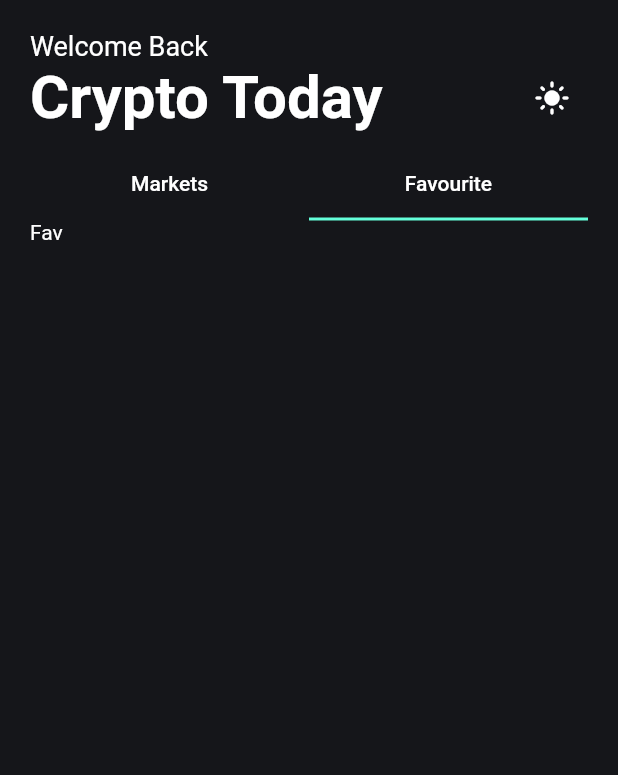
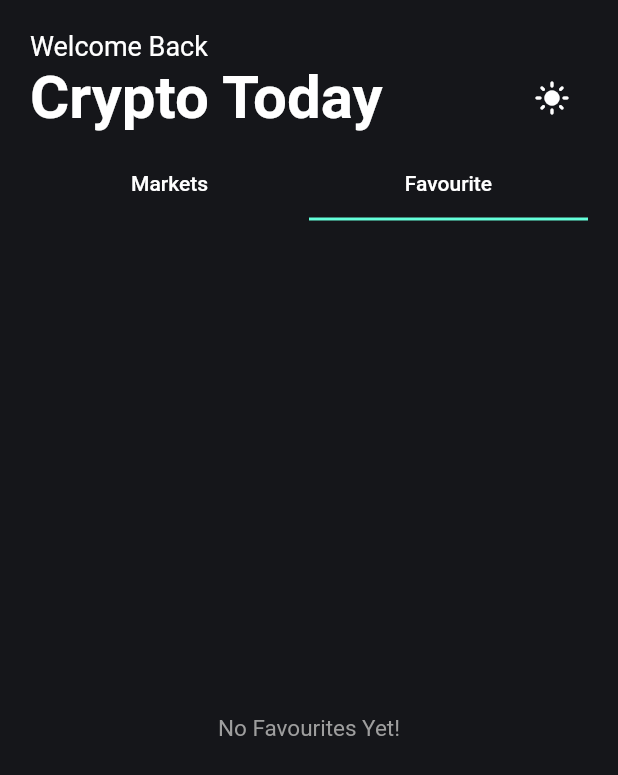
Before and after one commit to amarjeetpatidar007/flutter_crypto_tracker, a Flutter app: the screen it shows after launch, tab 2 chosen, on a phone screen of 412 x 824 dp. Shown: the top 775 px of the screen. Run offline on Flutter 3.47's test engine with Material 2 defaults, Android fonts, the light colour scheme and no system bars; our stand-ins replace shared_preferences; network calls fail.

Commit message:
Added Favourite Functionality, Updated Models

```diff
--- a/lib/models/local_storage.dart
+++ b/lib/models/local_storage.dart
@@ -1,5 +1,3 @@
-
-
 import 'package:shared_preferences/shared_preferences.dart';
 
 class LocalStorage{
@@ -15,4 +13,25 @@ class LocalStorage{
     String? theme = sharedPreferences.getString("theme");
     return theme;
   }
+
+  static Future<bool> addFav(String id) async{
+    SharedPreferences sharedPreferences = await SharedPreferences.getInstance();
+    List<String> favourites = sharedPreferences.getStringList("favourites") ?? [];
+    favourites.add(id);
+    return await sharedPreferences.setStringList("favourites", favourites);
+  }
+
+  static Future<bool> removeFav(String id) async{
+    SharedPreferences sharedPreferences = await SharedPreferences.getInstance();
+    List<String> favourites = sharedPreferences.getStringList("favourites") ?? [];
+    favourites.remove(id);
+    return await sharedPreferences.setStringList("favourites", favourites);
+  }
+
+  static Future<List<String>> fetchFav() async{
+    SharedPreferences sharedPreferences = await SharedPreferences.getInstance();
+    List<String> favourites = sharedPreferences.getStringList("favourites") ?? [];
+    return favourites;
+  }
+
 }
--- a/lib/pages/favourite.dart
+++ b/lib/pages/favourite.dart
@@ -1,4 +1,8 @@
 import 'package:flutter/material.dart';
+import 'package:flutter_crypto_tracker/models/crypto.dart';
+import 'package:flutter_crypto_tracker/providers/market_provider.dart';
+import 'package:flutter_crypto_tracker/widgets/crypto_list_tile.dart';
+import 'package:provider/provider.dart';
 
 class Favourite extends StatefulWidget {
   const Favourite({Key? key}) : super(key: key);
@@ -10,6 +14,22 @@ class Favourite extends StatefulWidget {
 class _FavouriteState extends State<Favourite> {
   @override
   Widget build(BuildContext context) {
-    return const SafeArea(child: Text("Fav"));
+    return SafeArea(child: Consumer<MarketProvider>(
+      builder: (context, marketProvider,child){
+        List<CryptoModel> cryptos = marketProvider.markets.where((element) => element.isFavorite == true).toList();
+        if (cryptos.isNotEmpty) {
+          return ListView.builder(itemCount: cryptos.length ,
+              itemBuilder: (context, index){
+                return CryptoListTile(market: cryptos[index]);
+              });
+        }else{
+          return const Center(child: Text('No Favourites Yet!',style: TextStyle(
+            color: Colors.grey,
+            fontSize: 15
+          ),),);
+        }
+
+      },
+    ));
   }
 }
```
Also changed, not shown: lib/pages/markets.dart (+4 -56 lines), lib/providers/market_provider.dart (+19 -0 lines), lib/widgets/crypto_list_tile.dart (added, +91 -0 lines), 1 other file.
